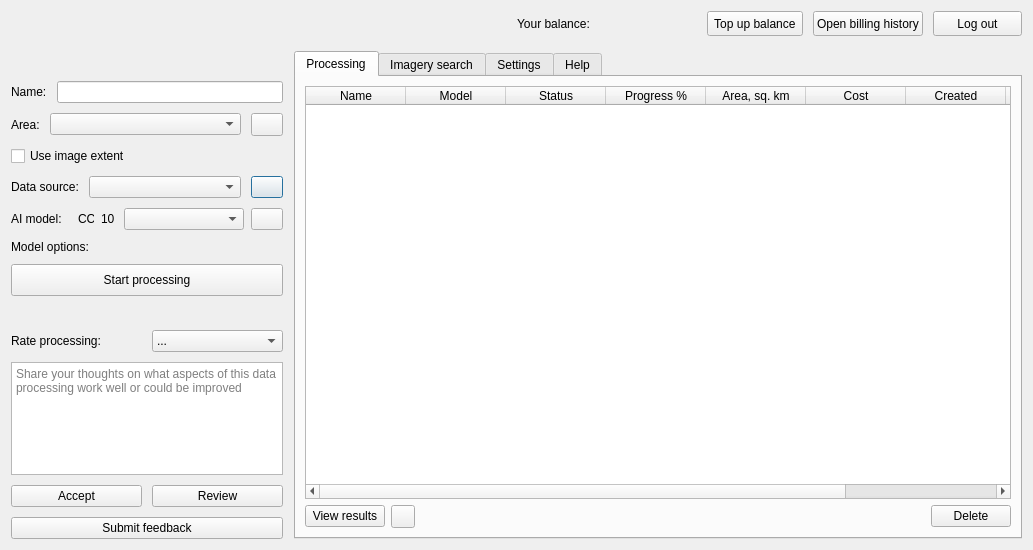
Geoalert/mapflow-qgis, file mapflow/dialogs/static/ui/main_dialog.ui: the form before one commit.
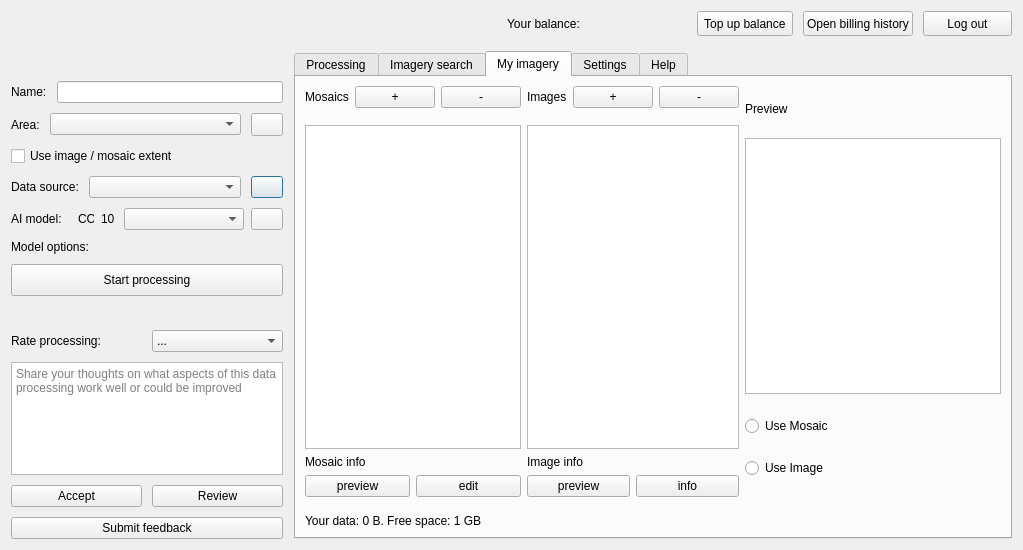
The form after the commit. The open tabs and pages were chosen to show the change. Icons and pictures are not drawn. Custom widgets are drawn as their Qt base class.

Commit message: WIP data catalog ui

Patch:
```diff
--- a/mapflow/dialogs/static/ui/main_dialog.ui
+++ b/mapflow/dialogs/static/ui/main_dialog.ui
@@ -6,7 +6,7 @@
    <rect>
     <x>0</x>
     <y>0</y>
-    <width>1033</width>
+    <width>1019</width>
     <height>550</height>
    </rect>
   </property>
@@ -186,7 +186,7 @@
          <item>
           <widget class="QCheckBox" name="useImageExtentAsAoi">
            <property name="text">
-            <string>Use image extent</string>
+            <string>Use image / mosaic extent</string>
            </property>
           </widget>
          </item>
@@ -1365,6 +1365,227 @@
            </item>
           </layout>
          </widget>
+         <widget class="QWidget" name="catalogTab">
+          <attribute name="title">
+           <string>My imagery</string>
+          </attribute>
+          <layout class="QVBoxLayout" name="verticalLayout_12">
+           <item>
+            <layout class="QHBoxLayout" name="horizontalLayout_11">
+             <item>
+              <layout class="QVBoxLayout" name="verticalLayout_8">
+               <item>
+                <layout class="QHBoxLayout" name="horizontalLayout_15">
+                 <property name="bottomMargin">
+                  <number>11</number>
+                 </property>
+                 <item>
+                  <widget class="QLabel" name="label_6">
+                   <property name="text">
+                    <string>Mosaics</string>
+                   </property>
+                  </widget>
+                 </item>
+                 <item>
+                  <widget class="QPushButton" name="addMosaicButton">
+                   <property name="text">
+                    <string>+</string>
+                   </property>
+                  </widget>
+                 </item>
+                 <item>
+                  <widget class="QPushButton" name="deleteMosaicButton">
+                   <property name="text">
+                    <string>-</string>
+                   </property>
+                  </widget>
+                 </item>
+                </layout>
+               </item>
+               <item>
+                <widget class="QTableWidget" name="mosaicTable">
+                 <property name="minimumSize">
+                  <size>
+                   <width>100</width>
+                   <height>0</height>
+                  </size>
+                 </property>
+                </widget>
+               </item>
+               <item>
+                <widget class="QLabel" name="mosaicInfo">
+                 <property name="text">
+                  <string>Mosaic info</string>
+                 </property>
+                </widget>
+               </item>
+               <item>
+                <layout class="QHBoxLayout" name="horizontalLayout_13">
+                 <property name="topMargin">
+                  <number>0</number>
+                 </property>
+                 <item>
+                  <widget class="QPushButton" name="previewMosaicButton">
+                   <property name="text">
+                    <string>preview</string>
+                   </property>
+                  </widget>
+                 </item>
+                 <item>
+                  <widget class="QPushButton" name="editMosaicButton">
+                   <property name="text">
+                    <string>edit</string>
+                   </property>
+                  </widget>
+                 </item>
+                </layout>
+               </item>
+              </layout>
+             </item>
+             <item>
+              <layout class="QVBoxLayout" name="verticalLayout_9">
+               <property name="leftMargin">
+                <number>0</number>
+               </property>
+               <item>
+                <layout class="QHBoxLayout" name="horizontalLayout_16">
+                 <property name="bottomMargin">
+                  <number>11</number>
+                 </property>
+                 <item>
+                  <widget class="QLabel" name="label_7">
+                   <property name="text">
+                    <string>Images</string>
+                   </property>
+                  </widget>
+                 </item>
+                 <item>
+                  <widget class="QPushButton" name="addImageButton">
+                   <property name="text">
+                    <string>+</string>
+                   </property>
+                  </widget>
+                 </item>
+                 <item>
+                  <widget class="QPushButton" name="deleteImageButton">
+                   <property name="text">
+                    <string>-</string>
+                   </property>
+                  </widget>
+                 </item>
+                </layout>
+               </item>
+               <item>
+                <widget class="QTableWidget" name="imageTable">
+                 <property name="minimumSize">
+                  <size>
+                   <width>100</width>
+                   <height>0</height>
+                  </size>
+                 </property>
+                </widget>
+               </item>
+               <item>
+                <widget class="QLabel" name="imageDetails">
+                 <property name="text">
+                  <string>Image info</string>
+                 </property>
+                </widget>
+               </item>
+               <item>
+                <layout class="QHBoxLayout" name="horizontalLayout_12">
+                 <item>
+                  <widget class="QPushButton" name="pushButton">
+                   <property name="text">
+                    <string>preview</string>
+                   </property>
+                  </widget>
+                 </item>
+                 <item>
+                  <widget class="QPushButton" name="whatsThisButton">
+                   <property name="text">
+                    <string>info</string>
+                   </property>
+                  </widget>
+                 </item>
+                </layout>
+               </item>
+              </layout>
+             </item>
+             <item>
+              <layout class="QVBoxLayout" name="verticalLayout_10">
+               <property name="leftMargin">
+                <number>0</number>
+               </property>
+               <item>
+                <widget class="QLabel" name="label_8">
+                 <property name="sizePolicy">
+                  <sizepolicy hsizetype="Preferred" vsizetype="Fixed">
+                   <horstretch>0</horstretch>
+                   <verstretch>0</verstretch>
+                  </sizepolicy>
+                 </property>
+                 <property name="text">
+                  <string>Preview</string>
+                 </property>
+                </widget>
+               </item>
+               <item>
+                <widget class="QGraphicsView" name="imagePreview">
+                 <property name="sizePolicy">
+                  <sizepolicy hsizetype="Fixed" vsizetype="Fixed">
+                   <horstretch>0</horstretch>
+                   <verstretch>0</verstretch>
+                  </sizepolicy>
+                 </property>
+                 <property name="minimumSize">
+                  <size>
+                   <width>256</width>
+                   <height>256</height>
+                  </size>
+                 </property>
+                 <property name="maximumSize">
+                  <size>
+                   <width>256</width>
+                   <height>256</height>
+                  </size>
+                 </property>
+                </widget>
+               </item>
+               <item>
+                <widget class="QRadioButton" name="radioButton_2">
+                 <property name="text">
+                  <string>Use Mosaic</string>
+                 </property>
+                </widget>
+               </item>
+               <item>
+                <widget class="QRadioButton" name="radioButton">
+                 <property name="text">
+                  <string>Use Image</string>
+                 </property>
+                </widget>
+               </item>
+              </layout>
+             </item>
+            </layout>
+           </item>
+           <item>
+            <layout class="QHBoxLayout" name="horizontalLayout_14">
+             <property name="topMargin">
+              <number>11</number>
+             </property>
+             <item>
+              <widget class="QLabel" name="dataLimit">
+               <property name="text">
+                <string>Your data: 0 B. Free space: 1 GB</string>
+               </property>
+              </widget>
+             </item>
+            </layout>
+           </item>
+          </layout>
+         </widget>
          <widget class="QWidget" name="settingsTab">
           <attribute name="icon">
            <iconset>
```
